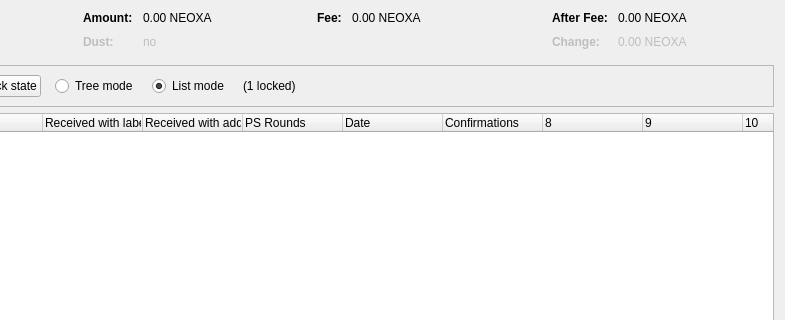
SmartMemeCoin/SMARTMEME-source, file src/qt/forms/coincontroldialog.ui: the form before one commit; both pictures show x 169 to 954 and y 0 to 320 of the 954 by 500 pixel window.
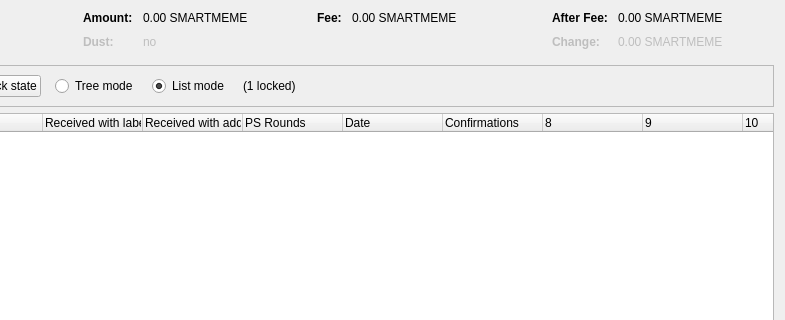
The form after the commit. Custom widgets are drawn as their Qt base class.

```diff
--- a/src/qt/forms/coincontroldialog.ui
+++ b/src/qt/forms/coincontroldialog.ui
@@ -132,7 +132,7 @@
           <enum>Qt::ActionsContextMenu</enum>
          </property>
          <property name="text">
-          <string notr="true">0.00 NEOXA</string>
+          <string notr="true">0.00 SMARTMEME</string>
          </property>
          <property name="textInteractionFlags">
           <set>Qt::LinksAccessibleByMouse|Qt::TextSelectableByKeyboard|Qt::TextSelectableByMouse</set>
@@ -212,7 +212,7 @@
           <enum>Qt::ActionsContextMenu</enum>
          </property>
          <property name="text">
-          <string notr="true">0.00 NEOXA</string>
+          <string notr="true">0.00 SMARTMEME</string>
          </property>
          <property name="textInteractionFlags">
           <set>Qt::LinksAccessibleByMouse|Qt::TextSelectableByKeyboard|Qt::TextSelectableByMouse</set>
@@ -257,7 +257,7 @@
           <enum>Qt::ActionsContextMenu</enum>
          </property>
          <property name="text">
-          <string notr="true">0.00 NEOXA</string>
+          <string notr="true">0.00 SMARTMEME</string>
          </property>
          <property name="textInteractionFlags">
           <set>Qt::LinksAccessibleByMouse|Qt::TextSelectableByKeyboard|Qt::TextSelectableByMouse</set>
@@ -292,7 +292,7 @@
           <enum>Qt::ActionsContextMenu</enum>
          </property>
          <property name="text">
-          <string notr="true">0.00 NEOXA</string>
+          <string notr="true">0.00 SMARTMEME</string>
          </property>
          <property name="textInteractionFlags">
           <set>Qt::LinksAccessibleByMouse|Qt::TextSelectableByKeyboard|Qt::TextSelectableByMouse</set>
```
